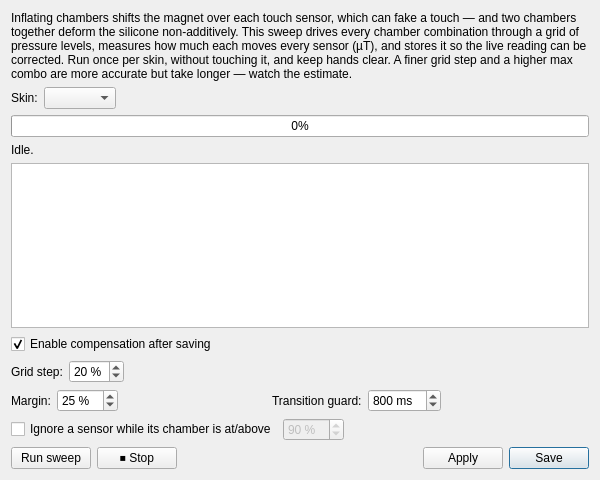
Old version of the form src/gui/ui/touch_calibration_dialog.ui in the repository techandpeople/SoftEdIBO.
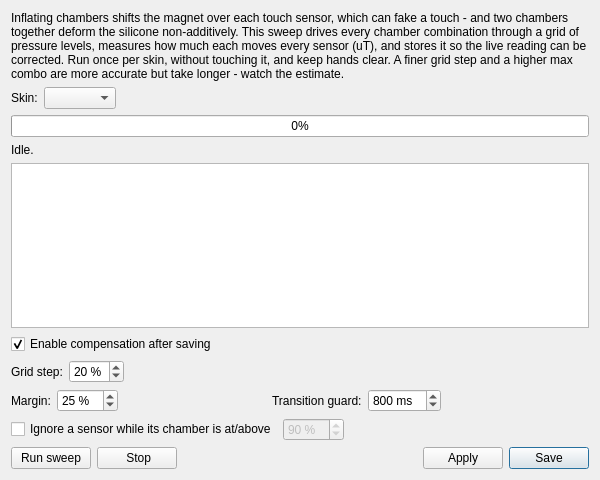
New version of the form.

Patch:
```diff
--- a/src/gui/ui/touch_calibration_dialog.ui
+++ b/src/gui/ui/touch_calibration_dialog.ui
@@ -16,7 +16,7 @@
    <item>
     <widget class="QLabel" name="intro_label">
      <property name="wordWrap"><bool>true</bool></property>
-     <property name="text"><string>Inflating chambers shifts the magnet over each touch sensor, which can fake a touch — and two chambers together deform the silicone non-additively. This sweep drives every chamber combination through a grid of pressure levels, measures how much each moves every sensor (µT), and stores it so the live reading can be corrected. Run once per skin, without touching it, and keep hands clear. A finer grid step and a higher max combo are more accurate but take longer — watch the estimate.</string></property>
+     <property name="text"><string>Inflating chambers shifts the magnet over each touch sensor, which can fake a touch - and two chambers together deform the silicone non-additively. This sweep drives every chamber combination through a grid of pressure levels, measures how much each moves every sensor (uT), and stores it so the live reading can be corrected. Run once per skin, without touching it, and keep hands clear. A finer grid step and a higher max combo are more accurate but take longer - watch the estimate.</string></property>
     </widget>
    </item>
    <item>
@@ -193,7 +193,7 @@
      </item>
      <item>
       <widget class="QPushButton" name="stop_btn">
-       <property name="text"><string>⏹ Stop</string></property>
+       <property name="text"><string> Stop</string></property>
        <property name="whatsThis"><string>Abort the sweep and halt every chamber (close valves, pumps off).</string></property>
       </widget>
      </item>
```
Left out of the diff: 14 changed lines with no effect on the pictures.
